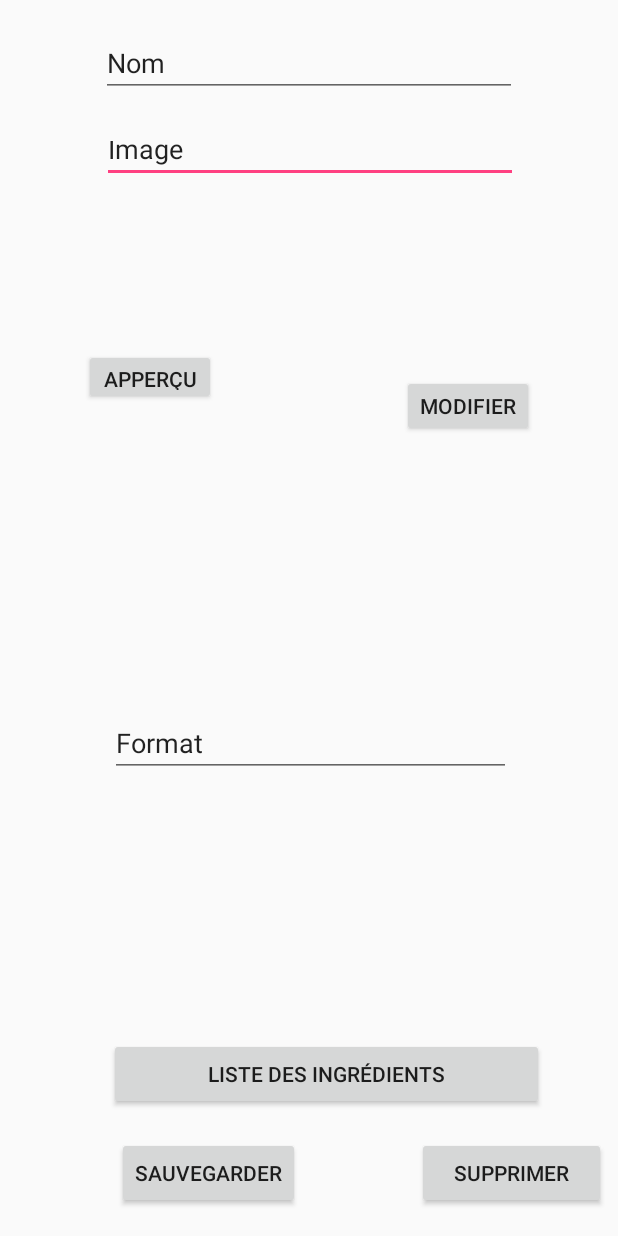
After one commit to bmw546/tamtaam, an Android app: the layout activity_gestionnaire_produit.xml on its own in the app's theme, with its tools: preview values and no code run, on a phone screen of 412 x 824 dp. The commit adds this screen. Run offline under Robolectric (Android 15) with nearby library versions, the light colour scheme and no system bars.

Commit message:
Revert "Revert "Merge branch 'master' of https://github.com/bmw546/tamtaam""
This reverts commit 4c27304f95cb2254183020a9fe1cc403442c541a.

```diff
--- /dev/null
+++ b/Android/Tamtam/app/src/main/res/layout/activity_gestionnaire_produit.xml
@@ -0,0 +1,149 @@
+<?xml version="1.0" encoding="utf-8"?>
+<android.support.constraint.ConstraintLayout xmlns:android="http://schemas.android.com/apk/res/android"
+    xmlns:app="http://schemas.android.com/apk/res-auto"
+    xmlns:tools="http://schemas.android.com/tools"
+    android:layout_width="match_parent"
+    android:layout_height="match_parent"
+    tools:context=".gestionnaire_produit">
+
+
+        xmlns:app="http://schemas.android.com/apk/res-auto"
+        xmlns:tools="http://schemas.android.com/tools"
+        android:layout_width="match_parent"
+        android:layout_height="510dp"
+        android:orientation="vertical">
+
+    <Button
+        android:id="@+id/btn_sauvegarder"
+        android:layout_width="wrap_content"
+        android:layout_height="wrap_content"
+        android:layout_marginBottom="8dp"
+        android:layout_marginEnd="8dp"
+        android:layout_marginLeft="8dp"
+        android:layout_marginRight="8dp"
+        android:layout_marginStart="8dp"
+        android:layout_marginTop="8dp"
+        android:text="Sauvegarder"
+        app:layout_constraintBottom_toBottomOf="parent"
+        app:layout_constraintEnd_toStartOf="@+id/btn_supprimer"
+        app:layout_constraintStart_toStartOf="parent"
+        app:layout_constraintTop_toBottomOf="@+id/btn_listeIngredient" />
+
+    <Button
+        android:id="@+id/btn_supprimer"
+        android:layout_width="126dp"
+        android:layout_height="wrap_content"
+        android:layout_marginBottom="8dp"
+        android:layout_marginEnd="8dp"
+        android:layout_marginRight="8dp"
+        android:layout_marginTop="8dp"
+        android:text="Supprimer"
+        app:layout_constraintBottom_toBottomOf="parent"
+        app:layout_constraintEnd_toEndOf="parent"
+        app:layout_constraintTop_toBottomOf="@+id/btn_listeIngredient" />
+
+    <Button
+        android:id="@+id/btn_listeIngredient"
+        android:layout_width="290dp"
+        android:layout_height="wrap_content"
+        android:layout_marginBottom="84dp"
+        android:layout_marginEnd="8dp"
+        android:layout_marginLeft="8dp"
+        android:layout_marginRight="8dp"
+        android:layout_marginStart="8dp"
+        android:text="Liste des ingrédients"
+        app:layout_constraintBottom_toBottomOf="parent"
+        app:layout_constraintEnd_toEndOf="parent"
+        app:layout_constraintHorizontal_bias="0.611"
+        app:layout_constraintStart_toStartOf="parent" />
+
+    <EditText
+        android:id="@+id/editText"
+        android:layout_width="277dp"
+        android:layout_height="38dp"
+        android:layout_marginBottom="8dp"
+        android:layout_marginEnd="8dp"
+        android:layout_marginLeft="8dp"
+        android:layout_marginRight="8dp"
+        android:layout_marginStart="8dp"
+        android:layout_marginTop="84dp"
+        android:ems="10"
+        android:inputType="text"
+        android:text="Image"
+        app:layout_constraintBottom_toTopOf="@+id/btn_listeIngredient"
+        app:layout_constraintEnd_toEndOf="parent"
+        app:layout_constraintHorizontal_bias="0.507"
+        app:layout_constraintStart_toStartOf="parent"
+        app:layout_constraintTop_toTopOf="parent"
+        app:layout_constraintVertical_bias="0.0" />
+
+    <EditText
+        android:id="@+id/editText2"
+        android:layout_width="277dp"
+        android:layout_height="wrap_content"
+        android:layout_marginBottom="8dp"
+        android:layout_marginEnd="8dp"
+        android:layout_marginLeft="8dp"
+        android:layout_marginRight="8dp"
+        android:layout_marginStart="8dp"
+        android:layout_marginTop="8dp"
+        android:ems="10"
+        android:inputType="textPersonName"
+        android:text="Nom"
+        app:layout_constraintBottom_toTopOf="@+id/editText"
+        app:layout_constraintEnd_toEndOf="parent"
+        app:layout_constraintStart_toStartOf="parent"
+        app:layout_constraintTop_toTopOf="parent" />
+
+    <Button
+        android:id="@+id/btn_appercu"
+        android:layout_width="wrap_content"
+        android:layout_height="37dp"
+        android:layout_marginBottom="8dp"
+        android:layout_marginEnd="8dp"
+        android:layout_marginLeft="8dp"
+        android:layout_marginRight="8dp"
+        android:layout_marginStart="8dp"
+        android:layout_marginTop="8dp"
+        android:text="Apperçu"
+        app:layout_constraintBottom_toTopOf="@+id/editText4"
+        app:layout_constraintEnd_toStartOf="@+id/btn_modifier"
+        app:layout_constraintHorizontal_bias="0.294"
+        app:layout_constraintStart_toStartOf="parent"
+        app:layout_constraintTop_toBottomOf="@+id/editText"
+        app:layout_constraintVertical_bias="0.346" />
+
+    <Button
+        android:id="@+id/btn_modifier"
+        android:layout_width="wrap_content"
+        android:layout_height="41dp"
+        android:layout_marginBottom="8dp"
+        android:layout_marginEnd="56dp"
+        android:layout_marginRight="56dp"
+        android:layout_marginTop="8dp"
+        android:text="Modifier"
+        app:layout_constraintBottom_toTopOf="@+id/editText4"
+        app:layout_constraintEnd_toEndOf="parent"
+        app:layout_constraintTop_toBottomOf="@+id/editText"
+        app:layout_constraintVertical_bias="0.409" />
+
+    <EditText
+        android:id="@+id/editText4"
+        android:layout_width="267dp"
+        android:layout_height="wrap_content"
+        android:layout_marginBottom="124dp"
+        android:layout_marginEnd="8dp"
+        android:layout_marginLeft="8dp"
+        android:layout_marginRight="8dp"
+        android:layout_marginStart="8dp"
+        android:layout_marginTop="8dp"
+        android:ems="10"
+        android:inputType="textPersonName"
+        android:text="Format"
+        app:layout_constraintBottom_toTopOf="@+id/btn_listeIngredient"
+        app:layout_constraintEnd_toEndOf="parent"
+        app:layout_constraintHorizontal_bias="0.506"
+        app:layout_constraintStart_toStartOf="parent"
+        app:layout_constraintTop_toBottomOf="@+id/editText"
+        app:layout_constraintVertical_bias="0.873" />
+    </android.support.constraint.ConstraintLayout>
--- /dev/null
+++ b/Android/Tamtam/app/src/main/res/values/dimens.xml
@@ -0,0 +1,3 @@
+<resources>
+    <dimen name="fab_margin">16dp</dimen>
+</resources>
--- a/Android/Tamtam/app/src/main/res/values/strings.xml
+++ b/Android/Tamtam/app/src/main/res/values/strings.xml
@@ -1,3 +1,4 @@
 <resources>
     <string name="app_name">Gestion TAM TAM</string>
+    <string name="title_activity_ui_rabais">ui_rabais</string>
 </resources>
```
Also changed, not shown: Android/Tamtam/app/src/main/java/tamtam/tamtam/gestionnaire_produit.java (added, +13 -0 lines), Android/Tamtam/app/src/main/java/tamtam/tamtam/gestionnaire_rabais.java (added, +72 -0 lines), Android/Tamtam/app/src/main/java/tamtam/tamtam/ui_rabais.java (added, +29 -0 lines), Android/Tamtam/app/src/main/res/layout/activity_ui_rabais.xml (added, +33 -0 lines), Android/Tamtam/app/src/main/res/layout/content_ui_rabais.xml (added, +11 -0 lines), Android/Tamtam/app/src/main/res/values/styles.xml (+9 -0 lines).
